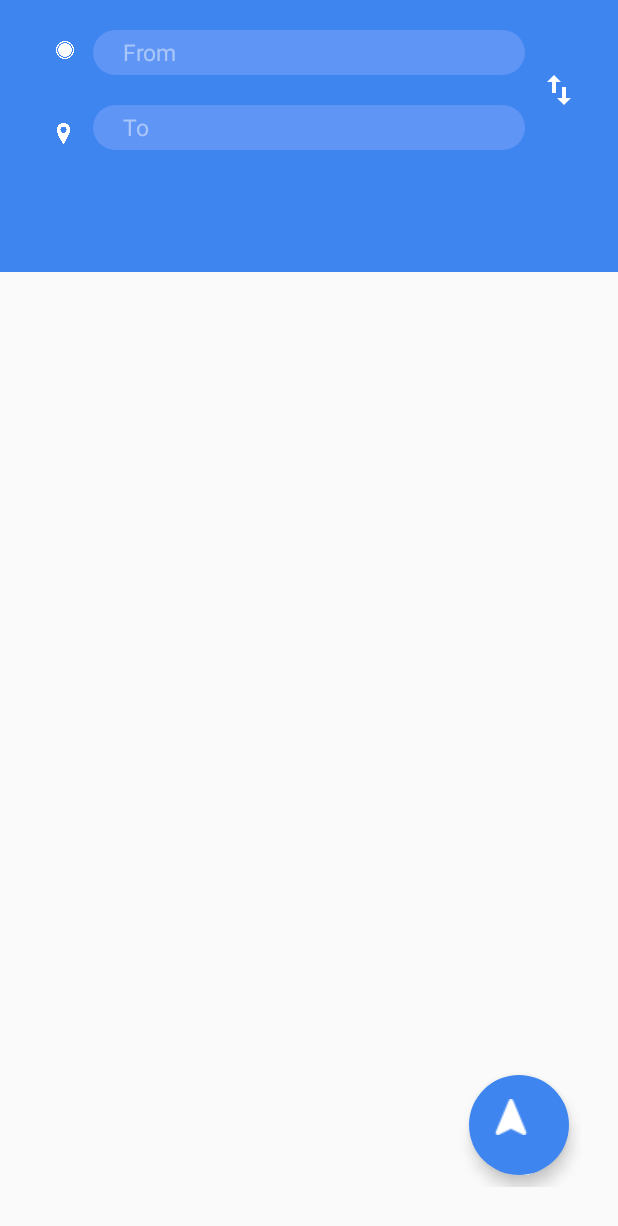
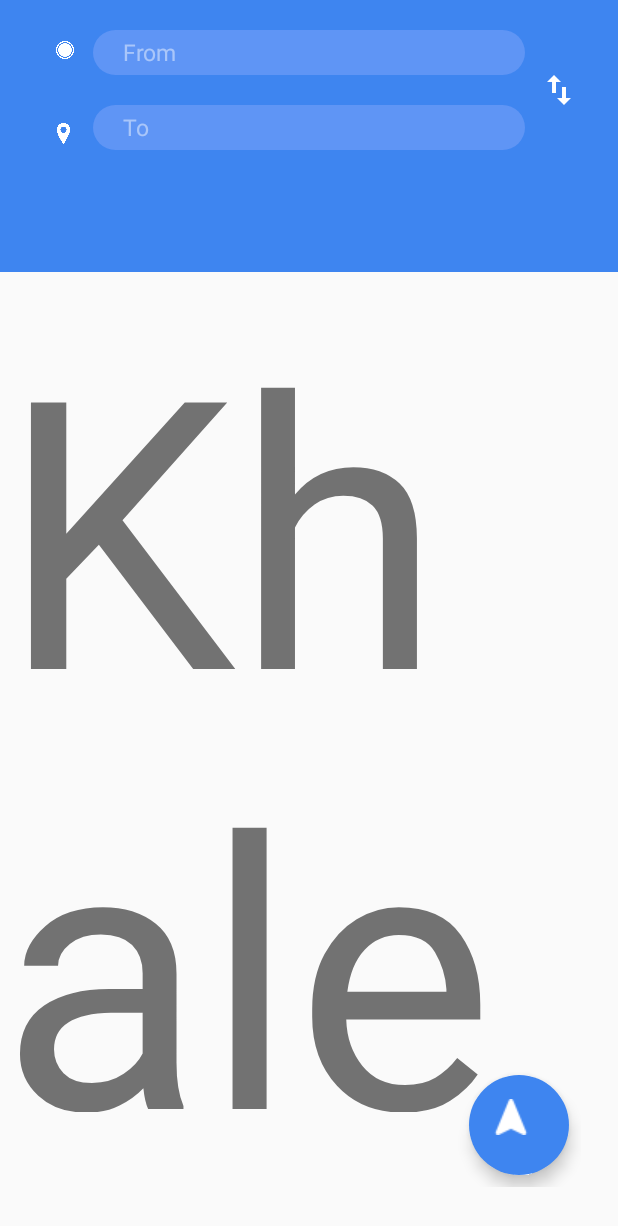
Before and after one commit to chhabrabhishek/Texway, an Android app: the MainActivity screen opened directly, with no data from a screen before it, on a phone screen of 412 x 824 dp. Shown: the top 1226 px of the screen. Run offline under Robolectric (Android 15) with nearby library versions, the phone set to English and light mode, and no system bars.

Commit message:
Added scroll view

```diff
--- a/app/src/main/res/layout/activity_main.xml
+++ b/app/src/main/res/layout/activity_main.xml
@@ -100,6 +100,13 @@
         android:layout_height="wrap_content"
         android:orientation="vertical"
         app:layout_constraintGuide_percent="0.88" />
+
+    <android.support.constraint.Guideline
+        android:id="@+id/horizontal_90"
+        android:layout_width="wrap_content"
+        android:layout_height="wrap_content"
+        android:orientation="horizontal"
+        app:layout_constraintGuide_percent="0.9" />
 
     <LinearLayout
         android:layout_width="0dp"
@@ -224,18 +231,24 @@
 
     <ScrollView
         android:layout_width="match_parent"
-        android:layout_height="wrap_content"
+        android:layout_height="0dp"
         app:layout_constraintTop_toBottomOf="@id/edt_wrapper"
+        app:layout_constraintBottom_toTopOf="@id/horizontal_90"
         android:fillViewport="false"
-        android:scrollbars="vertical"
-        android:scrollbarStyle="insideInset">
+        android:scrollbars="none"
+        android:scrollbarStyle="insideInset"
+        android:isScrollContainer="false">
 
         <LinearLayout
             android:layout_width="match_parent"
             android:layout_height="match_parent"
             android:orientation="vertical">
 
-
+            <TextView
+                android:layout_width="match_parent"
+                android:layout_height="match_parent"
+                android:text="Khaleesi"
+                android:textSize="250dp"/>
 
         </LinearLayout>
 
```
Also changed, not shown: 30 other files.
